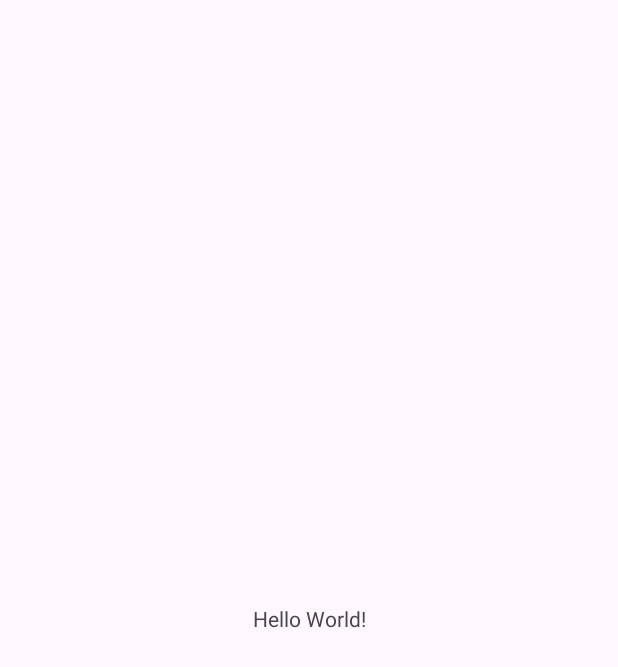
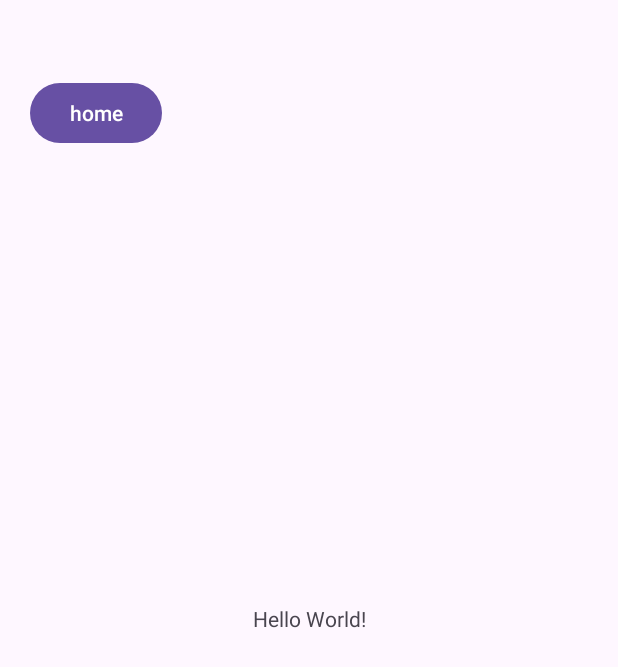
Before and after one commit to abdultanveer/pyplapp, an Android app: the screen it shows after launch (MainActivity), on a phone screen of 412 x 824 dp. Before the commit the part shown is almost empty. Shown: the top 667 px of the screen. Run offline under Robolectric (Android 15) with nearby library versions, the phone set to English and light mode, and no system bars.

Commit message:
start homeactivity

```diff
--- a/app/src/main/AndroidManifest.xml
+++ b/app/src/main/AndroidManifest.xml
@@ -13,6 +13,9 @@
         android:theme="@style/Theme.Pyplapp"
         tools:targetApi="31">
         <activity
+            android:name=".HomeActivity"
+            android:exported="false" />
+        <activity
             android:name=".MainActivity"
             android:exported="true">
             <intent-filter>
--- a/app/src/main/java/com/example/pyplapp/MainActivity.kt
+++ b/app/src/main/java/com/example/pyplapp/MainActivity.kt
@@ -1,7 +1,9 @@
 package com.example.pyplapp
 
+import android.content.Intent
 import android.os.Bundle
 import android.util.Log
+import android.widget.Button
 import androidx.activity.enableEdgeToEdge
 import androidx.appcompat.app.AppCompatActivity
 import androidx.core.view.ViewCompat
@@ -9,11 +11,12 @@ import androidx.core.view.WindowInsetsCompat
 
 class MainActivity : AppCompatActivity() {
     var TAG = MainActivity::class.java.simpleName
-
+    lateinit var btnHome:Button
     override fun onCreate(savedInstanceState: Bundle?) {
         super.onCreate(savedInstanceState)
         enableEdgeToEdge()
         setContentView(R.layout.activity_main)
+        btnHome = findViewById(R.id.btnHome)
         Log.i(TAG,"created -my allocated")
 
     }
@@ -21,6 +24,10 @@ class MainActivity : AppCompatActivity() {
     override fun onStart() {
         super.onStart()
         Log.v(TAG,"activity is visible-hatched-started")
+        btnHome.setOnClickListener {
+            var homeIntent = Intent(this,HomeActivity::class.java)
+            startActivity(homeIntent)
+        }
     }
 
     override fun onResume() {
--- a/app/src/main/res/layout/activity_main.xml
+++ b/app/src/main/res/layout/activity_main.xml
@@ -8,6 +8,7 @@
     tools:context=".MainActivity">
 
     <TextView
+        android:id="@+id/textView"
         android:layout_width="wrap_content"
         android:layout_height="wrap_content"
         android:text="Hello World!"
@@ -16,4 +17,15 @@
         app:layout_constraintStart_toStartOf="parent"
         app:layout_constraintTop_toTopOf="parent" />
 
+    <Button
+        android:id="@+id/btnHome"
+        android:layout_width="wrap_content"
+        android:layout_height="wrap_content"
+        android:layout_marginStart="20dp"
+        android:layout_marginTop="51dp"
+        android:text="home"
+
+        app:layout_constraintStart_toStartOf="parent"
+        app:layout_constraintTop_toTopOf="parent" />
+
 </androidx.constraintlayout.widget.ConstraintLayout>
```
Also changed, not shown: app/src/main/java/com/example/pyplapp/HomeActivity.java (added, +19 -0 lines), app/src/main/res/layout/activity_home.xml (added, +41 -0 lines).
